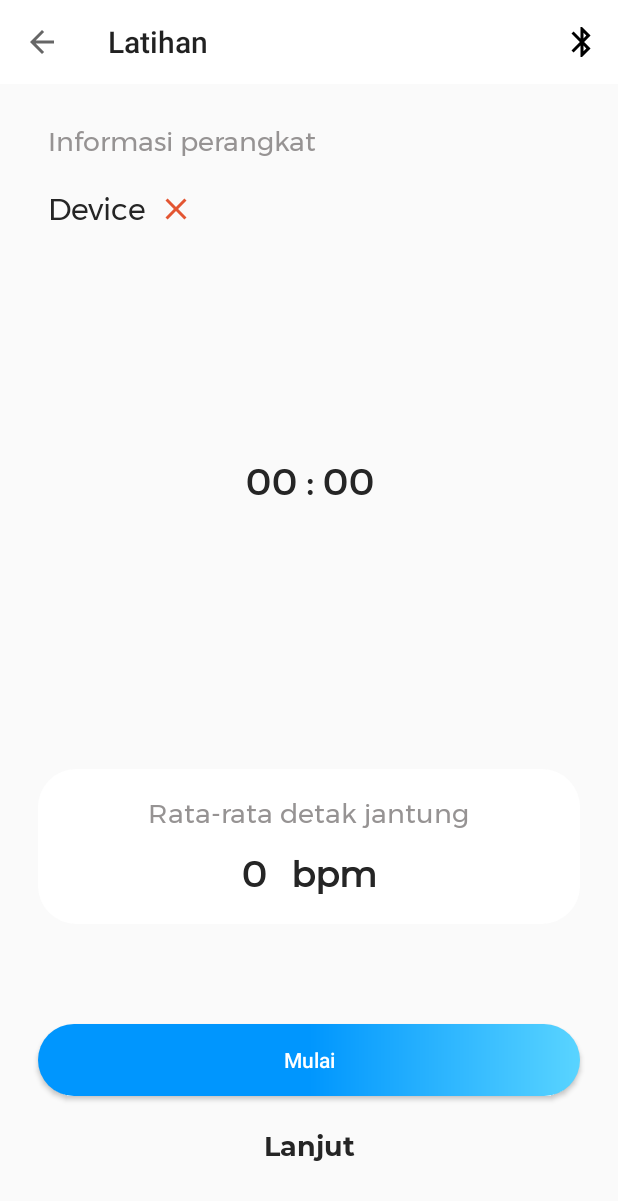
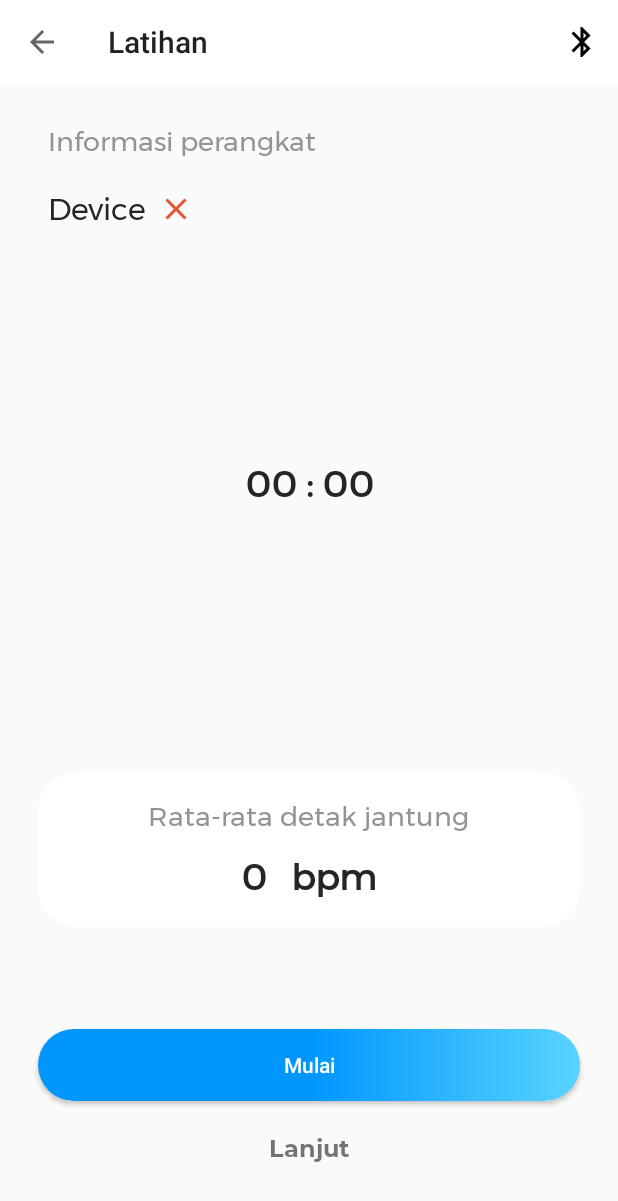
Before and after one commit to hanifah01/android-polarhr, an Android app: the PetunjukPemanasan screen opened directly, with no data from a screen before it, on a phone screen of 412 x 824 dp. Shown: the top 1201 px of the screen. Run offline under Robolectric (Android 15) with nearby library versions, the phone set to English and light mode, and no system bars; our stand-ins replace Firebase (no records; nobody signed in at launch, a user with empty details on screens opened directly), RxJava; libraries missing offline, so code that uses them is left out: maes.tech.intentanim, org.jetbrains.anko, polar.com.sdk; 6 statements that could not run were skipped.

Commit message:
edit tampilan petunjuk pemanasan dikit

```diff
--- a/app/src/main/java/com/example/polar/view/latihan/PetunjukPemanasan.kt
+++ b/app/src/main/java/com/example/polar/view/latihan/PetunjukPemanasan.kt
@@ -5,6 +5,7 @@ import android.annotation.SuppressLint
 import android.bluetooth.BluetoothAdapter
 import android.content.Context
 import android.content.Intent
+import android.graphics.Color
 import android.location.LocationManager
 import android.os.Build
 import androidx.appcompat.app.AppCompatActivity
@@ -20,6 +21,7 @@ import android.widget.Button
 import android.widget.Toast
 import androidx.core.content.ContextCompat
 import com.example.polar.R
+import com.example.polar.R.color.grey
 import com.example.polar.support.dialog.DialogLoading
 import com.example.polar.view.Router
 import com.google.firebase.database.FirebaseDatabase
@@ -59,6 +61,7 @@ class PetunjukPemanasan : AppCompatActivity() {
             pg_detik.progress = (millisUntilFinished/1000).toInt()
             txt_infobpm.text = "Detak jantung"
             txt_lanjut.isEnabled = false
+            txt_lanjut.setTextColor(Color.GRAY)
         }
 
         override fun onFinish() {
@@ -67,6 +70,7 @@ class PetunjukPemanasan : AppCompatActivity() {
             txt_infobpm.text = "Rata-rata detak jantung"
             txt_bpm_rt.text = arrayHrData.average().toInt().toString()
             txt_lanjut.isEnabled = true
+            txt_lanjut.setTextColor(Color.BLACK)
             btn_mulai.background = ContextCompat.getDrawable(applicationContext, R.drawable.bg_blue_button)
         }
     }
@@ -283,7 +287,7 @@ class PetunjukPemanasan : AppCompatActivity() {
 
     fun markButtonDisable(button: Button) {
         button.isEnabled = false
-        button.background = getDrawable(R.color.grey)
+        button.background = getDrawable(grey)
     }
 
 }
--- a/app/src/main/res/layout/activity_petunjuk_pemanasan.xml
+++ b/app/src/main/res/layout/activity_petunjuk_pemanasan.xml
@@ -178,11 +178,10 @@
         android:layout_marginRight="25dp"
         android:layout_marginBottom="@dimen/xxklarge"
         android:text="Lanjut"
-        android:textSize="18dp"
+        android:textSize="16sp"
         android:gravity="center"
         android:fontFamily="@font/montserrat_bold"
         android:textAllCaps="false"
-        android:textColor="@color/black"
         app:layout_constraintBottom_toBottomOf="parent"
         app:layout_constraintEnd_toEndOf="parent"
         app:layout_constraintStart_toStartOf="parent" />
--- a/build.gradle
+++ b/build.gradle
@@ -8,7 +8,7 @@ buildscript {
 
     }
     dependencies {
-        classpath 'com.android.tools.build:gradle:3.6.1'
+        classpath 'com.android.tools.build:gradle:3.6.3'
         classpath 'com.google.gms:google-services:4.3.3'
         classpath "org.jetbrains.kotlin:kotlin-gradle-plugin:$kotlin_version"
 
```
